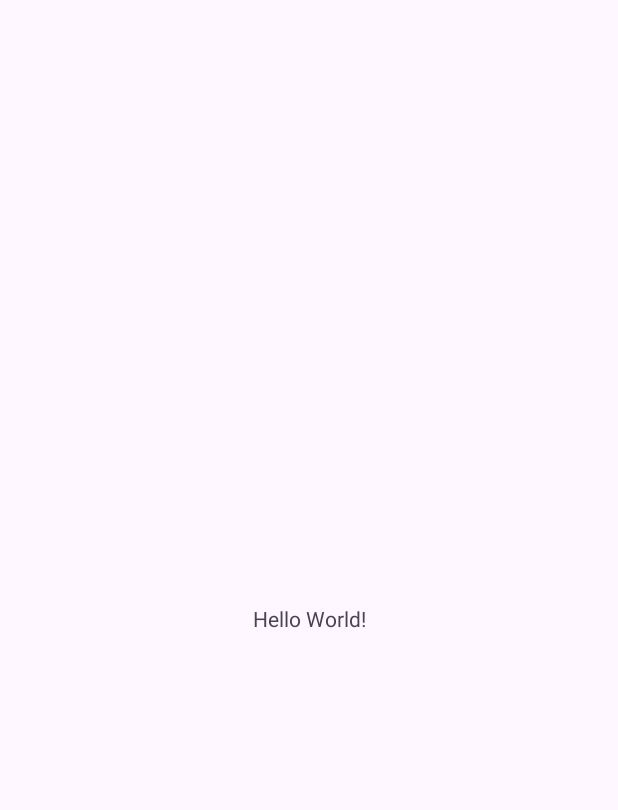
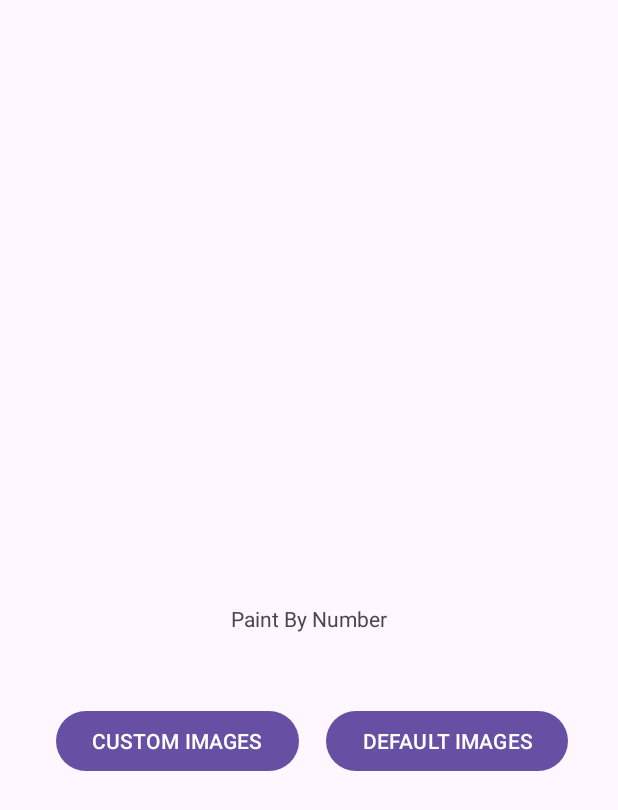
Before and after one commit to SeanHordines/paint_by_number, an Android app: the screen it shows after launch (MainActivity), on a phone screen of 412 x 824 dp. Before the commit the part shown is almost empty. Shown: the top 810 px of the screen. Run offline under Robolectric (Android 15) with nearby library versions, the phone set to English and light mode, and no system bars.

Commit message:
test commit

```diff
--- a/app/src/main/res/layout/activity_main.xml
+++ b/app/src/main/res/layout/activity_main.xml
@@ -8,12 +8,36 @@
     tools:context=".MainActivity">
 
     <TextView
+        android:id="@+id/paint_by_numbers"
         android:layout_width="wrap_content"
         android:layout_height="wrap_content"
-        android:text="Hello World!"
+        android:text="@string/app_name"
         app:layout_constraintBottom_toBottomOf="parent"
         app:layout_constraintEnd_toEndOf="parent"
         app:layout_constraintStart_toStartOf="parent"
         app:layout_constraintTop_toTopOf="parent" />
 
+
+    <Button
+        android:id="@+id/default_images_button"
+        android:layout_width="wrap_content"
+        android:layout_height="wrap_content"
+        android:layout_marginTop="48dp"
+        android:text="@string/default_images"
+        app:layout_constraintHorizontal_bias="0.868"
+        app:layout_constraintLeft_toLeftOf="parent"
+        app:layout_constraintRight_toRightOf="parent"
+        app:layout_constraintTop_toBottomOf="@id/paint_by_numbers" />
+
+    <Button
+        android:id="@+id/custom_images_button"
+        android:layout_width="wrap_content"
+        android:layout_height="wrap_content"
+        android:layout_marginTop="48dp"
+        android:text="@string/custom_images"
+        app:layout_constraintHorizontal_bias="0.148"
+        app:layout_constraintLeft_toLeftOf="parent"
+        app:layout_constraintRight_toRightOf="parent"
+        app:layout_constraintTop_toBottomOf="@id/paint_by_numbers" />
+
 </androidx.constraintlayout.widget.ConstraintLayout>
--- a/app/src/main/res/values/strings.xml
+++ b/app/src/main/res/values/strings.xml
@@ -1,3 +1,5 @@
 <resources>
     <string name="app_name">Paint By Number</string>
+    <string name="default_images">DEFAULT IMAGES</string>
+    <string name="custom_images">CUSTOM IMAGES</string>
 </resources>
```
